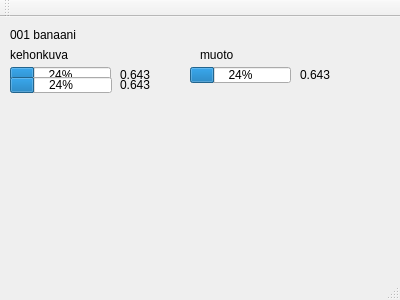
This is mainwindow.ui in ismotee/olentoStatistics as Qt 5 draws it before an edit. The edited form follows.
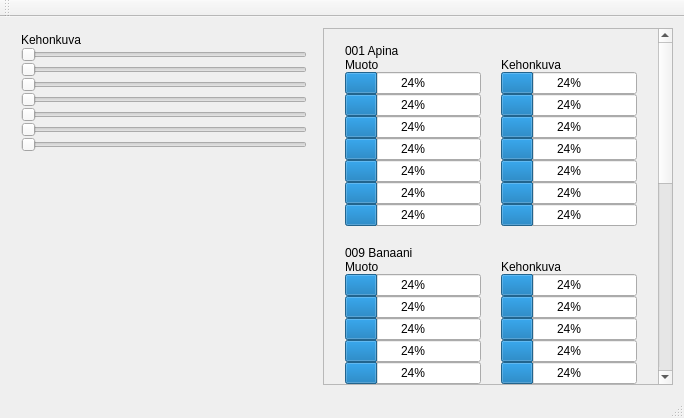
This is the edited form.

```diff
--- a/mainwindow.ui
+++ b/mainwindow.ui
@@ -6,149 +6,814 @@
    <rect>
     <x>0</x>
     <y>0</y>
-    <width>400</width>
-    <height>300</height>
+    <width>684</width>
+    <height>418</height>
    </rect>
   </property>
   <property name="windowTitle">
    <string>OLENTO Statistics</string>
   </property>
   <widget class="QWidget" name="centralWidget">
-   <widget class="QProgressBar" name="progressBar">
-    <property name="geometry">
-     <rect>
-      <x>10</x>
-      <y>50</y>
-      <width>101</width>
-      <height>16</height>
-     </rect>
-    </property>
-    <property name="value">
-     <number>24</number>
-    </property>
-    <property name="textVisible">
-     <bool>true</bool>
-    </property>
-    <property name="invertedAppearance">
-     <bool>false</bool>
-    </property>
-   </widget>
-   <widget class="QLabel" name="label">
-    <property name="geometry">
-     <rect>
-      <x>10</x>
-      <y>10</y>
-      <width>261</width>
-      <height>16</height>
-     </rect>
-    </property>
-    <property name="text">
-     <string>001 banaani</string>
-    </property>
-   </widget>
-   <widget class="QLabel" name="label_2">
-    <property name="geometry">
-     <rect>
-      <x>10</x>
-      <y>30</y>
-      <width>121</width>
-      <height>16</height>
-     </rect>
-    </property>
-    <property name="text">
-     <string>kehonkuva</string>
-    </property>
-   </widget>
-   <widget class="QLabel" name="label_3">
-    <property name="geometry">
-     <rect>
-      <x>200</x>
-      <y>30</y>
-      <width>121</width>
-      <height>16</height>
-     </rect>
-    </property>
-    <property name="text">
-     <string>muoto</string>
-    </property>
-   </widget>
-   <widget class="QLabel" name="label_4">
-    <property name="geometry">
-     <rect>
-      <x>120</x>
-      <y>50</y>
-      <width>59</width>
-      <height>16</height>
-     </rect>
-    </property>
-    <property name="text">
-     <string>0.643</string>
-    </property>
-   </widget>
-   <widget class="QProgressBar" name="progressBar_13">
-    <property name="geometry">
-     <rect>
-      <x>190</x>
-      <y>50</y>
-      <width>101</width>
-      <height>16</height>
-     </rect>
-    </property>
-    <property name="value">
-     <number>24</number>
-    </property>
-    <property name="textVisible">
-     <bool>true</bool>
-    </property>
-    <property name="invertedAppearance">
-     <bool>false</bool>
-    </property>
-   </widget>
-   <widget class="QLabel" name="label_16">
-    <property name="geometry">
-     <rect>
-      <x>300</x>
-      <y>50</y>
-      <width>59</width>
-      <height>16</height>
-     </rect>
-    </property>
-    <property name="text">
-     <string>0.643</string>
-    </property>
-   </widget>
-   <widget class="QProgressBar" name="progressBar_2">
-    <property name="geometry">
-     <rect>
-      <x>10</x>
-      <y>60</y>
-      <width>102</width>
-      <height>16</height>
-     </rect>
-    </property>
-    <property name="value">
-     <number>24</number>
-    </property>
-    <property name="textVisible">
-     <bool>true</bool>
-    </property>
-    <property name="invertedAppearance">
-     <bool>false</bool>
-    </property>
-   </widget>
-   <widget class="QLabel" name="label_5">
-    <property name="geometry">
-     <rect>
-      <x>120</x>
-      <y>60</y>
-      <width>60</width>
-      <height>16</height>
-     </rect>
-    </property>
-    <property name="text">
-     <string>0.643</string>
-    </property>
-   </widget>
+   <layout class="QGridLayout" name="gridLayout_5">
+    <item row="0" column="0">
+     <layout class="QVBoxLayout" name="inputLayout">
+      <property name="spacing">
+       <number>0</number>
+      </property>
+      <property name="sizeConstraint">
+       <enum>QLayout::SetDefaultConstraint</enum>
+      </property>
+      <property name="leftMargin">
+       <number>10</number>
+      </property>
+      <property name="topMargin">
+       <number>5</number>
+      </property>
+      <property name="rightMargin">
+       <number>10</number>
+      </property>
+      <property name="bottomMargin">
+       <number>10</number>
+      </property>
+      <item>
+       <widget class="QLabel" name="inputLabel">
+        <property name="maximumSize">
+         <size>
+          <width>16777215</width>
+          <height>40</height>
+         </size>
+        </property>
+        <property name="text">
+         <string>Kehonkuva</string>
+        </property>
+       </widget>
+      </item>
+      <item>
+       <widget class="QSlider" name="inputSlider">
+        <property name="toolTip">
+         <string>Pää</string>
+        </property>
+        <property name="orientation">
+         <enum>Qt::Horizontal</enum>
+        </property>
+       </widget>
+      </item>
+      <item>
+       <widget class="QSlider" name="inputSlider_2">
+        <property name="toolTip">
+         <string>Hartiat</string>
+        </property>
+        <property name="orientation">
+         <enum>Qt::Horizontal</enum>
+        </property>
+       </widget>
+      </item>
+      <item>
+       <widget class="QSlider" name="inputSlider_3">
+        <property name="toolTip">
+         <string>Rintakehä</string>
+        </property>
+        <property name="orientation">
+         <enum>Qt::Horizontal</enum>
+        </property>
+       </widget>
+      </item>
+      <item>
+       <widget class="QSlider" name="inputSlider_4">
+        <property name="toolTip">
+         <string>Vatsa</string>
+        </property>
+        <property name="orientation">
+         <enum>Qt::Horizontal</enum>
+        </property>
+       </widget>
+      </item>
+      <item>
+       <widget class="QSlider" name="inputSlider_5">
+        <property name="toolTip">
+         <string>Selkä</string>
+        </property>
+        <property name="orientation">
+         <enum>Qt::Horizontal</enum>
+        </property>
+       </widget>
+      </item>
+      <item>
+       <widget class="QSlider" name="inputSlider_6">
+        <property name="toolTip">
+         <string>Kädet</string>
+        </property>
+        <property name="orientation">
+         <enum>Qt::Horizontal</enum>
+        </property>
+       </widget>
+      </item>
+      <item>
+       <widget class="QSlider" name="inputSlider_7">
+        <property name="toolTip">
+         <string>Jalat</string>
+        </property>
+        <property name="orientation">
+         <enum>Qt::Horizontal</enum>
+        </property>
+       </widget>
+      </item>
+     </layout>
+    </item>
+    <item row="1" column="0">
+     <spacer name="verticalSpacer_4">
+      <property name="orientation">
+       <enum>Qt::Vertical</enum>
+      </property>
+      <property name="sizeType">
+       <enum>QSizePolicy::Maximum</enum>
+      </property>
+      <property name="sizeHint" stdset="0">
+       <size>
+        <width>0</width>
+        <height>800</height>
+       </size>
+      </property>
+     </spacer>
+    </item>
+    <item row="0" column="1" rowspan="2">
+     <widget class="QScrollArea" name="scrollArea">
+      <property name="minimumSize">
+       <size>
+        <width>350</width>
+        <height>0</height>
+       </size>
+      </property>
+      <property name="widgetResizable">
+       <bool>true</bool>
+      </property>
+      <widget class="QWidget" name="scrollAreaWidgetContents">
+       <property name="geometry">
+        <rect>
+         <x>0</x>
+         <y>0</y>
+         <width>333</width>
+         <height>714</height>
+        </rect>
+       </property>
+       <layout class="QGridLayout" name="gridLayout_3">
+        <item row="8" column="1">
+         <layout class="QGridLayout" name="kappaleView_3">
+          <property name="leftMargin">
+           <number>10</number>
+          </property>
+          <property name="topMargin">
+           <number>4</number>
+          </property>
+          <property name="rightMargin">
+           <number>10</number>
+          </property>
+          <property name="bottomMargin">
+           <number>10</number>
+          </property>
+          <property name="spacing">
+           <number>0</number>
+          </property>
+          <item row="2" column="2">
+           <widget class="QProgressBar" name="progressBar_29">
+            <property name="value">
+             <number>24</number>
+            </property>
+           </widget>
+          </item>
+          <item row="5" column="2">
+           <widget class="QProgressBar" name="progressBar_30">
+            <property name="value">
+             <number>24</number>
+            </property>
+           </widget>
+          </item>
+          <item row="7" column="2">
+           <widget class="QProgressBar" name="progressBar_31">
+            <property name="value">
+             <number>24</number>
+            </property>
+           </widget>
+          </item>
+          <item row="6" column="2">
+           <widget class="QProgressBar" name="progressBar_32">
+            <property name="value">
+             <number>24</number>
+            </property>
+           </widget>
+          </item>
+          <item row="4" column="2">
+           <widget class="QProgressBar" name="progressBar_33">
+            <property name="value">
+             <number>24</number>
+            </property>
+           </widget>
+          </item>
+          <item row="1" column="1">
+           <spacer name="verticalSpacer_3">
+            <property name="orientation">
+             <enum>Qt::Vertical</enum>
+            </property>
+            <property name="sizeHint" stdset="0">
+             <size>
+              <width>20</width>
+              <height>40</height>
+             </size>
+            </property>
+           </spacer>
+          </item>
+          <item row="1" column="2">
+           <widget class="QLabel" name="kehoLabel_3">
+            <property name="maximumSize">
+             <size>
+              <width>16777215</width>
+              <height>30</height>
+             </size>
+            </property>
+            <property name="text">
+             <string>Kehonkuva</string>
+            </property>
+           </widget>
+          </item>
+          <item row="8" column="2">
+           <widget class="QProgressBar" name="progressBar_34">
+            <property name="value">
+             <number>24</number>
+            </property>
+           </widget>
+          </item>
+          <item row="3" column="0">
+           <widget class="QProgressBar" name="progressBar_35">
+            <property name="value">
+             <number>24</number>
+            </property>
+           </widget>
+          </item>
+          <item row="8" column="0">
+           <widget class="QProgressBar" name="progressBar_36">
+            <property name="value">
+             <number>24</number>
+            </property>
+           </widget>
+          </item>
+          <item row="6" column="0">
+           <widget class="QProgressBar" name="progressBar_37">
+            <property name="value">
+             <number>24</number>
+            </property>
+           </widget>
+          </item>
+          <item row="1" column="0">
+           <widget class="QLabel" name="muotoLabel_3">
+            <property name="maximumSize">
+             <size>
+              <width>16777215</width>
+              <height>30</height>
+             </size>
+            </property>
+            <property name="text">
+             <string>Muoto</string>
+            </property>
+           </widget>
+          </item>
+          <item row="7" column="0">
+           <widget class="QProgressBar" name="progressBar_38">
+            <property name="value">
+             <number>24</number>
+            </property>
+           </widget>
+          </item>
+          <item row="3" column="2">
+           <widget class="QProgressBar" name="progressBar_39">
+            <property name="value">
+             <number>24</number>
+            </property>
+           </widget>
+          </item>
+          <item row="5" column="0">
+           <widget class="QProgressBar" name="progressBar_40">
+            <property name="value">
+             <number>24</number>
+            </property>
+           </widget>
+          </item>
+          <item row="2" column="0">
+           <widget class="QProgressBar" name="progressBar_41">
+            <property name="value">
+             <number>24</number>
+            </property>
+           </widget>
+          </item>
+          <item row="4" column="0">
+           <widget class="QProgressBar" name="progressBar_42">
+            <property name="value">
+             <number>24</number>
+            </property>
+           </widget>
+          </item>
+          <item row="0" column="0" colspan="2">
+           <widget class="QLabel" name="idJaNimiLabel_3">
+            <property name="text">
+             <string>623 Ceylon</string>
+            </property>
+           </widget>
+          </item>
+         </layout>
+        </item>
+        <item row="0" column="1">
+         <layout class="QGridLayout" name="kappaleView">
+          <property name="leftMargin">
+           <number>10</number>
+          </property>
+          <property name="topMargin">
+           <number>4</number>
+          </property>
+          <property name="rightMargin">
+           <number>10</number>
+          </property>
+          <property name="bottomMargin">
+           <number>10</number>
+          </property>
+          <property name="spacing">
+           <number>0</number>
+          </property>
+          <item row="2" column="2">
+           <widget class="QProgressBar" name="progressBar_8">
+            <property name="value">
+             <number>24</number>
+            </property>
+           </widget>
+          </item>
+          <item row="5" column="2">
+           <widget class="QProgressBar" name="progressBar_11">
+            <property name="value">
+             <number>24</number>
+            </property>
+           </widget>
+          </item>
+          <item row="7" column="2">
+           <widget class="QProgressBar" name="progressBar_13">
+            <property name="value">
+             <number>24</number>
+            </property>
+           </widget>
+          </item>
+          <item row="6" column="2">
+           <widget class="QProgressBar" name="progressBar_12">
+            <property name="value">
+             <number>24</number>
+            </property>
+           </widget>
+          </item>
+          <item row="4" column="2">
+           <widget class="QProgressBar" name="progressBar_10">
+            <property name="value">
+             <number>24</number>
+            </property>
+           </widget>
+          </item>
+          <item row="1" column="1">
+           <spacer name="verticalSpacer">
+            <property name="orientation">
+             <enum>Qt::Vertical</enum>
+            </property>
+            <property name="sizeHint" stdset="0">
+             <size>
+              <width>20</width>
+              <height>40</height>
+             </size>
+            </property>
+           </spacer>
+          </item>
+          <item row="1" column="2">
+           <widget class="QLabel" name="kehoLabel">
+            <property name="maximumSize">
+             <size>
+              <width>16777215</width>
+              <height>30</height>
+             </size>
+            </property>
+            <property name="text">
+             <string>Kehonkuva</string>
+            </property>
+           </widget>
+          </item>
+          <item row="8" column="2">
+           <widget class="QProgressBar" name="progressBar_14">
+            <property name="value">
+             <number>24</number>
+            </property>
+           </widget>
+          </item>
+          <item row="3" column="0">
+           <widget class="QProgressBar" name="progressBar_2">
+            <property name="value">
+             <number>24</number>
+            </property>
+           </widget>
+          </item>
+          <item row="8" column="0">
+           <widget class="QProgressBar" name="progressBar_7">
+            <property name="value">
+             <number>24</number>
+            </property>
+           </widget>
+          </item>
+          <item row="6" column="0">
+           <widget class="QProgressBar" name="progressBar_5">
+            <property name="value">
+             <number>24</number>
+            </property>
+           </widget>
+          </item>
+          <item row="1" column="0">
+           <widget class="QLabel" name="muotoLabel">
+            <property name="maximumSize">
+             <size>
+              <width>16777215</width>
+              <height>30</height>
+             </size>
+            </property>
+            <property name="text">
+             <string>Muoto</string>
+            </property>
+           </widget>
+          </item>
+          <item row="7" column="0">
+           <widget class="QProgressBar" name="progressBar_6">
+            <property name="value">
+             <number>24</number>
+            </property>
+           </widget>
+          </item>
+          <item row="3" column="2">
+           <widget class="QProgressBar" name="progressBar_9">
+            <property name="value">
+             <number>24</number>
+            </property>
+           </widget>
+          </item>
+          <item row="5" column="0">
+           <widget class="QProgressBar" name="progressBar_4">
+            <property name="value">
+             <number>24</number>
+            </property>
+           </widget>
+          </item>
+          <item row="2" column="0">
+           <widget class="QProgressBar" name="progressBar">
+            <property name="value">
+             <number>24</number>
+            </property>
+           </widget>
+          </item>
+          <item row="4" column="0">
+           <widget class="QProgressBar" name="progressBar_3">
+            <property name="value">
+             <number>24</number>
+            </property>
+           </widget>
+          </item>
+          <item row="0" column="0" colspan="2">
+           <widget class="QLabel" name="idJaNimiLabel">
+            <property name="text">
+             <string>001 Apina</string>
+            </property>
+           </widget>
+          </item>
+         </layout>
+        </item>
+        <item row="7" column="1">
+         <layout class="QGridLayout" name="kappaleView_2">
+          <property name="leftMargin">
+           <number>10</number>
+          </property>
+          <property name="topMargin">
+           <number>4</number>
+          </property>
+          <property name="rightMargin">
+           <number>10</number>
+          </property>
+          <property name="bottomMargin">
+           <number>10</number>
+          </property>
+          <property name="spacing">
+           <number>0</number>
+          </property>
+          <item row="2" column="2">
+           <widget class="QProgressBar" name="progressBar_15">
+            <property name="value">
+             <number>24</number>
+            </property>
+           </widget>
+          </item>
+          <item row="5" column="2">
+           <widget class="QProgressBar" name="progressBar_16">
+            <property name="value">
+             <number>24</number>
+            </property>
+           </widget>
+          </item>
+          <item row="7" column="2">
+           <widget class="QProgressBar" name="progressBar_17">
+            <property name="value">
+             <number>24</number>
+            </property>
+           </widget>
+          </item>
+          <item row="6" column="2">
+           <widget class="QProgressBar" name="progressBar_18">
+            <property name="value">
+             <number>24</number>
+            </property>
+           </widget>
+          </item>
+          <item row="4" column="2">
+           <widget class="QProgressBar" name="progressBar_19">
+            <property name="value">
+             <number>24</number>
+            </property>
+           </widget>
+          </item>
+          <item row="1" column="1">
+           <spacer name="verticalSpacer_2">
+            <property name="orientation">
+             <enum>Qt::Vertical</enum>
+            </property>
+            <property name="sizeHint" stdset="0">
+             <size>
+              <width>20</width>
+              <height>40</height>
+             </size>
+            </property>
+           </spacer>
+          </item>
+          <item row="1" column="2">
+           <widget class="QLabel" name="kehoLabel_2">
+            <property name="maximumSize">
+             <size>
+              <width>16777215</width>
+              <height>30</height>
+             </size>
+            </property>
+            <property name="text">
+             <string>Kehonkuva</string>
+            </property>
+           </widget>
+          </item>
+          <item row="8" column="2">
+           <widget class="QProgressBar" name="progressBar_20">
+            <property name="value">
+             <number>24</number>
+            </property>
+           </widget>
+          </item>
+          <item row="3" column="0">
+           <widget class="QProgressBar" name="progressBar_21">
+            <property name="value">
+             <number>24</number>
+            </property>
+           </widget>
+          </item>
+          <item row="8" column="0">
+           <widget class="QProgressBar" name="progressBar_22">
+            <property name="value">
+             <number>24</number>
+            </property>
+           </widget>
+          </item>
+          <item row="6" column="0">
+           <widget class="QProgressBar" name="progressBar_23">
+            <property name="value">
+             <number>24</number>
+            </property>
+           </widget>
+          </item>
+          <item row="1" column="0">
+           <widget class="QLabel" name="muotoLabel_2">
+            <property name="maximumSize">
+             <size>
+              <width>16777215</width>
+              <height>30</height>
+             </size>
+            </property>
+            <property name="text">
+             <string>Muoto</string>
+            </property>
+           </widget>
+          </item>
+          <item row="7" column="0">
+           <widget class="QProgressBar" name="progressBar_24">
+            <property name="value">
+             <number>24</number>
+            </property>
+           </widget>
+          </item>
+          <item row="3" column="2">
+           <widget class="QProgressBar" name="progressBar_25">
+            <property name="value">
+             <number>24</number>
+            </property>
+           </widget>
+          </item>
+          <item row="5" column="0">
+           <widget class="QProgressBar" name="progressBar_26">
+            <property name="value">
+             <number>24</number>
+            </property>
+           </widget>
+          </item>
+          <item row="2" column="0">
+           <widget class="QProgressBar" name="progressBar_27">
+            <property name="value">
+             <number>24</number>
+            </property>
+           </widget>
+          </item>
+          <item row="4" column="0">
+           <widget class="QProgressBar" name="progressBar_28">
+            <property name="value">
+             <number>24</number>
+            </property>
+           </widget>
+          </item>
+          <item row="0" column="0" colspan="2">
+           <widget class="QLabel" name="idJaNimiLabel_2">
+            <property name="text">
+             <string>009 Banaani</string>
+            </property>
+           </widget>
+          </item>
+         </layout>
+        </item>
+        <item row="9" column="1">
+         <layout class="QGridLayout" name="kappaleView_4">
+          <property name="leftMargin">
+           <number>10</number>
+          </property>
+          <property name="topMargin">
+           <number>4</number>
+          </property>
+          <property name="rightMargin">
+           <number>10</number>
+          </property>
+          <property name="bottomMargin">
+           <number>10</number>
+          </property>
+          <property name="spacing">
+           <number>0</number>
+          </property>
+          <item row="2" column="2">
+           <widget class="QProgressBar" name="progressBar_43">
+            <property name="value">
+             <number>24</number>
+            </property>
+           </widget>
+          </item>
+          <item row="5" column="2">
+           <widget class="QProgressBar" name="progressBar_44">
+            <property name="value">
+             <number>24</number>
+            </property>
+           </widget>
+          </item>
+          <item row="7" column="2">
+           <widget class="QProgressBar" name="progressBar_45">
+            <property name="value">
+             <number>24</number>
+            </property>
+           </widget>
+          </item>
+          <item row="6" column="2">
+           <widget class="QProgressBar" name="progressBar_46">
+            <property name="value">
+             <number>24</number>
+            </property>
+           </widget>
+          </item>
+          <item row="4" column="2">
+           <widget class="QProgressBar" name="progressBar_47">
+            <property name="value">
+             <number>24</number>
+            </property>
+           </widget>
+          </item>
+          <item row="1" column="1">
+           <spacer name="verticalSpacer_5">
+            <property name="orientation">
+             <enum>Qt::Vertical</enum>
+            </property>
+            <property name="sizeHint" stdset="0">
+             <size>
+              <width>20</width>
+              <height>40</height>
+             </size>
+            </property>
+           </spacer>
+          </item>
+          <item row="1" column="2">
+           <widget class="QLabel" name="kehoLabel_4">
+            <property name="maximumSize">
+             <size>
+              <width>16777215</width>
+              <height>30</height>
+             </size>
+            </property>
+            <property name="text">
+             <string>Kehonkuva</string>
+            </property>
+           </widget>
+          </item>
+          <item row="8" column="2">
+           <widget class="QProgressBar" name="progressBar_48">
+            <property name="value">
+             <number>24</number>
+            </property>
+           </widget>
+          </item>
+          <item row="3" column="0">
+           <widget class="QProgressBar" name="progressBar_49">
+            <property name="value">
+             <number>24</number>
+            </property>
+           </widget>
+          </item>
+          <item row="8" column="0">
+           <widget class="QProgressBar" name="progressBar_50">
+            <property name="value">
+             <number>24</number>
+            </property>
+           </widget>
+          </item>
+          <item row="6" column="0">
+           <widget class="QProgressBar" name="progressBar_51">
+            <property name="value">
+             <number>24</number>
+            </property>
+           </widget>
+          </item>
+          <item row="1" column="0">
+           <widget class="QLabel" name="muotoLabel_4">
+            <property name="maximumSize">
+             <size>
+              <width>16777215</width>
+              <height>30</height>
+             </size>
+            </property>
+            <property name="text">
+             <string>Muoto</string>
+            </property>
+           </widget>
+          </item>
+          <item row="7" column="0">
+           <widget class="QProgressBar" name="progressBar_52">
+            <property name="value">
+             <number>24</number>
+            </property>
+           </widget>
+          </item>
+          <item row="3" column="2">
+           <widget class="QProgressBar" name="progressBar_53">
+            <property name="value">
+             <number>24</number>
+            </property>
+           </widget>
+          </item>
+          <item row="5" column="0">
+           <widget class="QProgressBar" name="progressBar_54">
+            <property name="value">
+             <number>24</number>
+            </property>
+           </widget>
+          </item>
+          <item row="2" column="0">
+           <widget class="QProgressBar" name="progressBar_55">
+            <property name="value">
+             <number>24</number>
+            </property>
+           </widget>
+          </item>
+          <item row="4" column="0">
+           <widget class="QProgressBar" name="progressBar_56">
+            <property name="value">
+             <number>24</number>
+            </property>
+           </widget>
+          </item>
+          <item row="0" column="0" colspan="2">
+           <widget class="QLabel" name="idJaNimiLabel_4">
+            <property name="text">
+             <string>331Derivaatta</string>
+            </property>
+           </widget>
+          </item>
+         </layout>
+        </item>
+       </layout>
+      </widget>
+     </widget>
+    </item>
+   </layout>
   </widget>
   <widget class="QMenuBar" name="menuBar">
    <property name="geometry">
```
Left out of the diff: 6 changed lines with no effect on the pictures.
